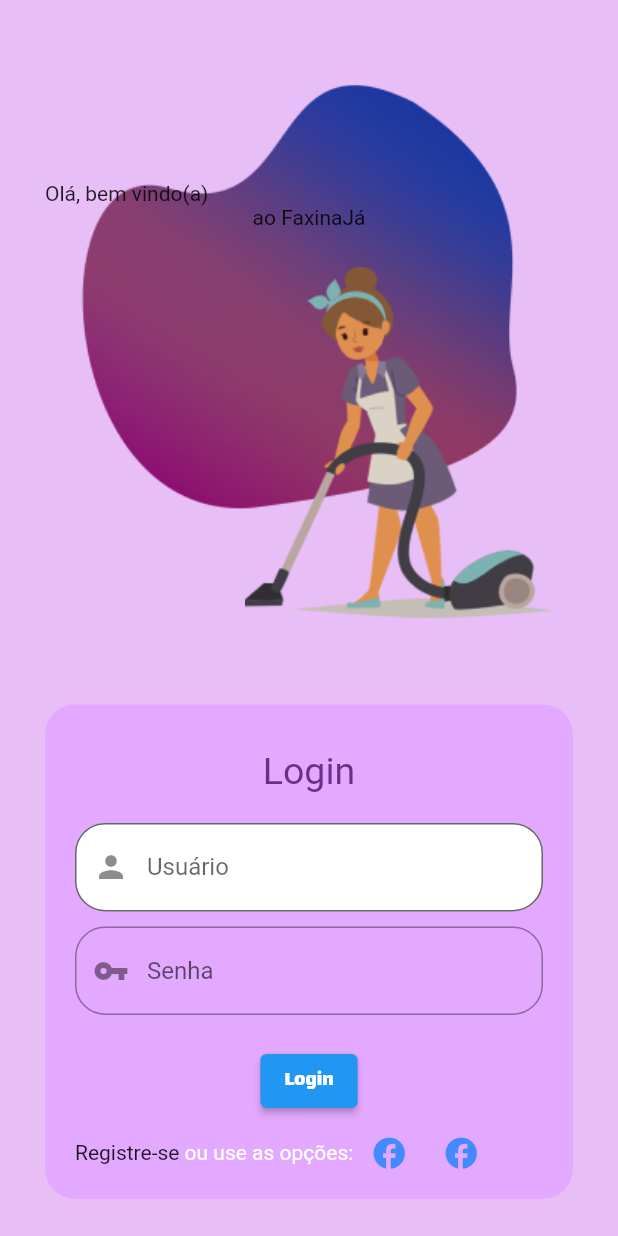
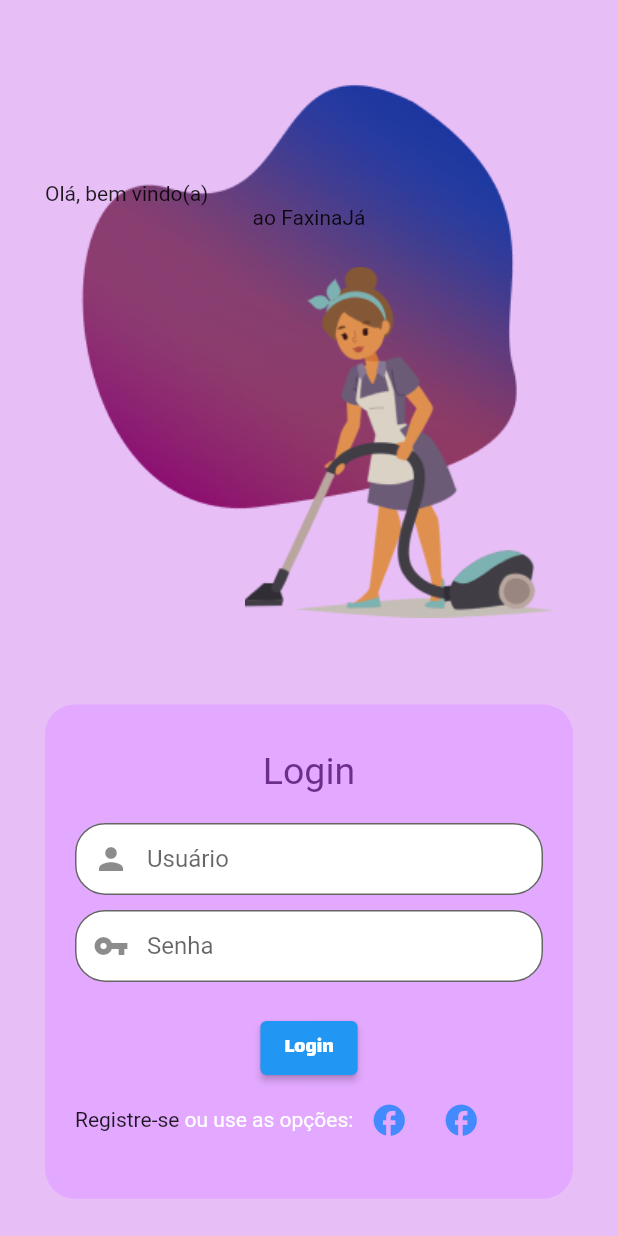
Before and after one commit to jlucaslopes/FaxinaJa, a Flutter app: the screen it shows after launch, on a phone screen of 412 x 824 dp. Run offline on Flutter 3.47's test engine with Material 2 defaults, Android fonts, the phone set to English and light mode, and no system bars; Roboto replaces fonts that are missing (Lalezar-Regular).

Commit message:
Ajuste no layout da tela inicial

```diff
--- a/lib/screens/login/loginPage.dart
+++ b/lib/screens/login/loginPage.dart
@@ -1,5 +1,6 @@
-import 'package:faxina_ja_app/screens/login/cadastreJa.dart';
 import 'package:flutter/material.dart';
+
+import 'cadastreJa.dart';
 
 class LoginPage extends StatefulWidget {
   const LoginPage({Key? key}) : super(key: key);
@@ -131,6 +132,8 @@ class _LoginPageState extends State<LoginPage> {
             TextFormField(
               keyboardType: TextInputType.emailAddress,
               decoration: InputDecoration(
+                  contentPadding: new EdgeInsets.symmetric(
+                      vertical: 10.0, horizontal: 20.0),
                   hintText: "Usuário",
                   fillColor: Colors.white,
                   filled: true,
@@ -156,6 +159,10 @@ class _LoginPageState extends State<LoginPage> {
               obscureText: true,
               decoration: InputDecoration(
                 prefixIcon: Icon(Icons.vpn_key),
+                fillColor: Colors.white,
+                contentPadding:
+                    new EdgeInsets.symmetric(vertical: 10.0, horizontal: 20.0),
+                filled: true,
                 hintText: 'Senha',
                 border: OutlineInputBorder(
                     borderRadius:
@@ -167,12 +174,7 @@ class _LoginPageState extends State<LoginPage> {
               height: 20,
             ),
             ElevatedButton(
-              onPressed: () {
-                Navigator.push(
-                  context,
-                  MaterialPageRoute(builder: (context) => CadastreJaScreen()),
-                );
-              },
+              onPressed: () {},
               child: Text(
                 "Login",
                 style: TextStyle(fontFamily: "Lalezar", color: Colors.white),
@@ -183,7 +185,11 @@ class _LoginPageState extends State<LoginPage> {
                 InkWell(
                   child: Text("Registre-se "),
                   onTap: () {
-                    print("Registre-se");
+                    Navigator.push(
+                      context,
+                      MaterialPageRoute(
+                          builder: (context) => CadastreJaScreen()),
+                    );
                   },
                 ),
                 Text(
```
